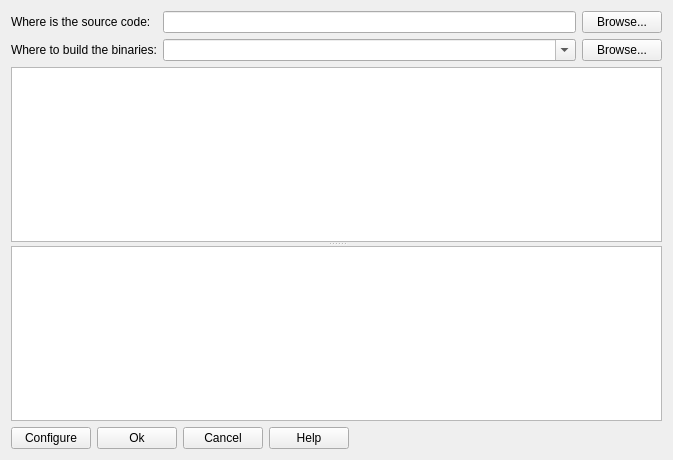
The window that Source/QtDialog/CMakeSetupDialog.ui (Kitware/CMake) describes before a commit, drawn with Qt 5.
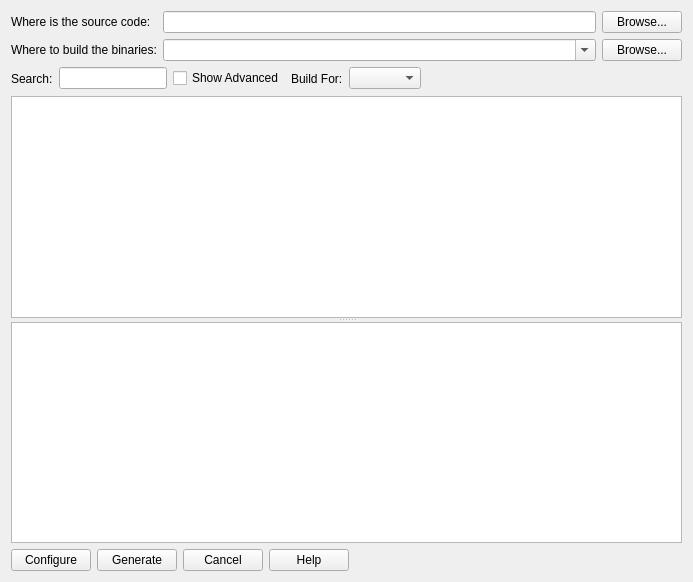
The same window after the commit. Custom widgets are drawn as their Qt base class.

Commit message: ENH:  Replace prompt for generator with combobox in UI. ENH:  Make "Show Advanced" toggle work. ENH:  Add regex search capabilities. ENH:  Read existing registry entries from MFC CMakeSetup.exe (will save later).

What changed in the file:
```diff
--- a/Source/QtDialog/CMakeSetupDialog.ui
+++ b/Source/QtDialog/CMakeSetupDialog.ui
@@ -5,33 +5,12 @@
    <rect>
     <x>0</x>
     <y>0</y>
-    <width>673</width>
-    <height>460</height>
+    <width>693</width>
+    <height>582</height>
    </rect>
   </property>
   <layout class="QGridLayout" >
    <item row="0" column="0" >
-    <widget class="QFrame" name="frame" >
-     <property name="frameShape" >
-      <enum>QFrame::NoFrame</enum>
-     </property>
-     <property name="frameShadow" >
-      <enum>QFrame::Raised</enum>
-     </property>
-     <layout class="QVBoxLayout" >
-      <property name="leftMargin" >
-       <number>0</number>
-      </property>
-      <property name="topMargin" >
-       <number>0</number>
-      </property>
-      <property name="rightMargin" >
-       <number>0</number>
-      </property>
-      <property name="bottomMargin" >
-       <number>0</number>
-      </property>
-      <item>
        <layout class="QGridLayout" >
         <item row="0" column="0" >
          <widget class="QLabel" name="label" >
@@ -59,6 +38,12 @@
         </item>
         <item row="1" column="1" >
          <widget class="QComboBox" name="BinaryDirectory" >
+       <property name="sizePolicy" >
+        <sizepolicy vsizetype="Fixed" hsizetype="Expanding" >
+         <horstretch>0</horstretch>
+         <verstretch>0</verstretch>
+        </sizepolicy>
+       </property>
           <property name="editable" >
            <bool>true</bool>
           </property>
@@ -73,7 +58,64 @@
         </item>
        </layout>
       </item>
+   <item row="1" column="0" >
+    <layout class="QHBoxLayout" >
       <item>
+      <widget class="QLabel" name="label_4" >
+       <property name="sizePolicy" >
+        <sizepolicy vsizetype="Preferred" hsizetype="Minimum" >
+         <horstretch>0</horstretch>
+         <verstretch>0</verstretch>
+        </sizepolicy>
+       </property>
+       <property name="text" >
+        <string>Search:</string>
+       </property>
+      </widget>
+     </item>
+     <item>
+      <widget class="QLineEdit" name="Search" >
+       <property name="sizePolicy" >
+        <sizepolicy vsizetype="Fixed" hsizetype="Preferred" >
+         <horstretch>0</horstretch>
+         <verstretch>0</verstretch>
+        </sizepolicy>
+       </property>
+      </widget>
+     </item>
+     <item>
+      <widget class="QCheckBox" name="Advanced" >
+       <property name="text" >
+        <string>Show Advanced</string>
+       </property>
+      </widget>
+     </item>
+     <item>
+      <widget class="QLabel" name="label_3" >
+       <property name="text" >
+        <string>Build For:</string>
+       </property>
+      </widget>
+     </item>
+     <item>
+      <widget class="QComboBox" name="Generators" />
+     </item>
+     <item>
+      <spacer>
+       <property name="orientation" >
+        <enum>Qt::Horizontal</enum>
+       </property>
+       <property name="sizeHint" >
+        <size>
+         <width>141</width>
+         <height>23</height>
+        </size>
+       </property>
+      </spacer>
+     </item>
+    </layout>
+   </item>
+   <item row="2" column="0" >
        <widget class="QSplitter" name="Splitter" >
         <property name="orientation" >
          <enum>Qt::Vertical</enum>
@@ -96,7 +138,7 @@
         </widget>
        </widget>
       </item>
-      <item>
+   <item row="3" column="0" >
        <layout class="QHBoxLayout" >
         <item>
          <widget class="QPushButton" name="ConfigureButton" >
@@ -108,7 +150,7 @@
         <item>
          <widget class="QPushButton" name="GenerateButton" >
           <property name="text" >
-           <string>Ok</string>
+        <string>Generate</string>
           </property>
          </widget>
         </item>
@@ -140,9 +182,6 @@
          </spacer>
         </item>
        </layout>
-      </item>
-     </layout>
-    </widget>
    </item>
   </layout>
  </widget>
```
Lines whose indentation alone changed are shown as unchanged. The commit also changes 4 other files.
